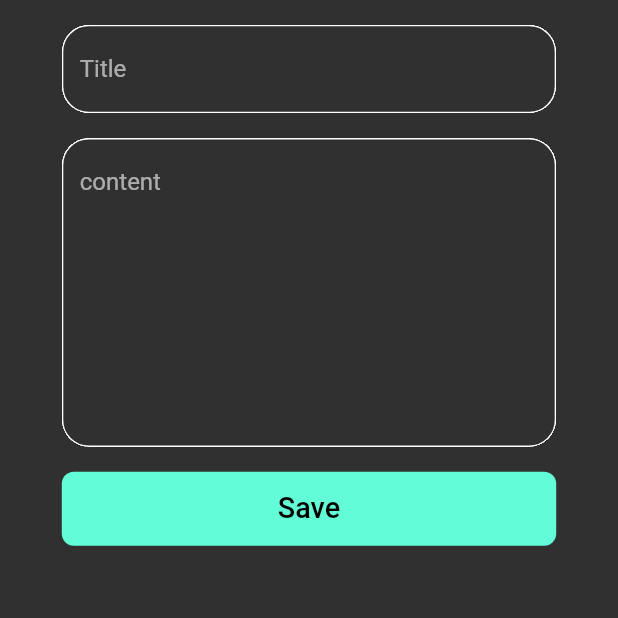
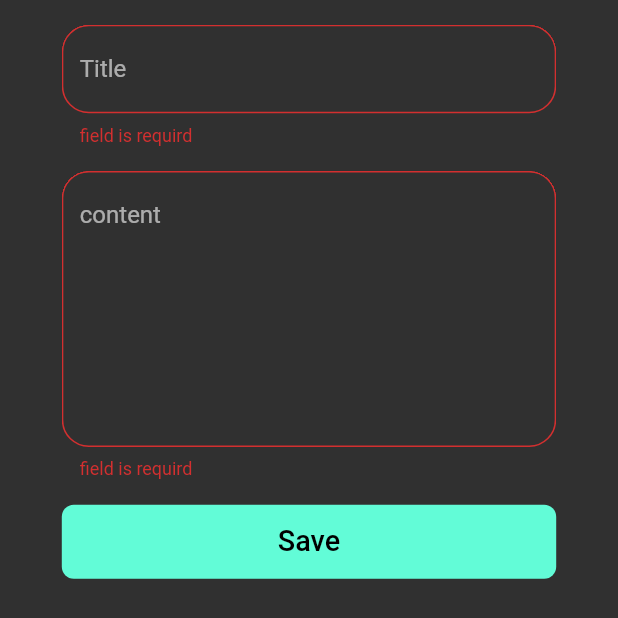
Before and after one commit to Kareemayman-dotcom/notes_app, a Flutter app: the AddNoteBottomSheet widget shown alone on an empty page, opened directly, after a tap on "Save", on a phone screen of 412 x 824 dp. Shown: the top 618 px of the screen. Run offline on Flutter 3.47's test engine with Material 2 defaults, Android fonts, the phone set to English and light mode, and no system bars; our stand-ins replace bloc, device_preview, hive, hive_flutter, icons_plus, sizer; accounts and stored records are empty; Roboto replaces fonts that are missing (assets/fonts/Poppins-Regular.ttf).

```diff
--- /dev/null
+++ b/lib/cubits/add_note_cubit/add_note_cubit.dart
@@ -0,0 +1,8 @@
+import 'package:bloc/bloc.dart';
+import 'package:meta/meta.dart';
+
+part 'add_note_state.dart';
+
+class AddNoteCubit extends Cubit<AddNoteState> {
+  AddNoteCubit() : super(AddNoteInitial());
+}
--- /dev/null
+++ b/lib/cubits/add_note_cubit/add_note_state.dart
@@ -0,0 +1,16 @@
+part of 'add_note_cubit.dart';
+
+@immutable
+abstract class AddNoteState {}
+
+class AddNoteInitial extends AddNoteState {}
+
+class AddNoteLoading extends AddNoteState {}
+
+class AddNotesuccess extends AddNoteState {}
+
+class AddNotefailure extends AddNoteState {
+  final String errMsg;
+
+  AddNotefailure(this.errMsg);
+}
--- a/lib/main.dart
+++ b/lib/main.dart
@@ -1,11 +1,10 @@
-import 'package:flutter/foundation.dart';
 import 'package:flutter/material.dart';
-import 'package:hive_flutter/adapters.dart';
-import 'package:notes_app/views/notes_view.dart';
+import 'package:hive_flutter/hive_flutter.dart';
 import 'package:sizer/sizer.dart';
 import 'package:device_preview/device_preview.dart';
 
 import 'constants.dart';
+import 'views/notes_view.dart';
 
 void main() async {
   await Hive.initFlutter();
--- a/lib/widgets/add_note_bottom_sheet.dart
+++ b/lib/widgets/add_note_bottom_sheet.dart
@@ -1,7 +1,9 @@
 import 'package:flutter/material.dart';
 import 'package:notes_app/constants.dart';
+import 'package:notes_app/models/note_model.dart';
 import 'package:sizer/sizer.dart';
 
+import 'custom_button.dart';
 import 'custom_textfield.dart';
 
 class AddNoteBottomSheet extends StatelessWidget {
@@ -23,11 +25,37 @@ class AddNoteBottomSheet extends StatelessWidget {
             topRight: Radius.circular(30),
           )),
       margin: EdgeInsets.symmetric(horizontal: 5.w),
+      child: AddNoteForm(),
+    );
+  }
+}
+
+class AddNoteForm extends StatefulWidget {
+  const AddNoteForm({
+    super.key,
+  });
+
+  @override
+  State<AddNoteForm> createState() => _AddNoteFormState();
+}
+
+class _AddNoteFormState extends State<AddNoteForm> {
+  final GlobalKey<FormState> formKey = GlobalKey();
+  AutovalidateMode autoValidateMode = AutovalidateMode.disabled;
+  String? title, content;
+  @override
+  Widget build(BuildContext context) {
+    return Form(
+      key: formKey,
+      autovalidateMode: autoValidateMode,
       child: Column(
         children: [
           CustomTextField(
             hintText: "Title",
             maxLines: 1,
+            onSaved: (value) {
+              title = value;
+            },
           ),
           SizedBox(
             height: 2.h,
@@ -35,30 +63,24 @@ class AddNoteBottomSheet extends StatelessWidget {
           CustomTextField(
             hintText: "content",
             maxLines: 250,
+            onSaved: (value) {
+              content = value;
+            },
           ),
           SizedBox(
             height: 2.h,
           ),
-          GestureDetector(
-            onTap: () {},
-            child: Container(
-              width: 100.w,
-              height: 6.h,
-              decoration: BoxDecoration(
-                color: kPrimaryColor,
-                borderRadius: BorderRadius.circular(8),
-              ),
-              child: Center(
-                child: Text(
-                  'Save',
-                  style: TextStyle(
-                    color: Colors.black,
-                    fontSize: 14.sp,
-                    fontWeight: FontWeight.w500,
-                  ),
-                ),
-              ),
-            ),
+          CustomButton(
+            title: title,
+            content: content,
+            onTap: () {
+              if (formKey.currentState!.validate()) {
+                formKey.currentState!.save();
+              } else {
+                autoValidateMode = AutovalidateMode.always;
+                setState(() {});
+              }
+            },
           )
         ],
       ),
--- /dev/null
+++ b/lib/widgets/custom_button.dart
@@ -0,0 +1,43 @@
+import 'package:flutter/material.dart';
+import 'package:sizer/sizer.dart';
+
+import 'package:notes_app/constants.dart';
+
+import '../models/note_model.dart';
+
+class CustomButton extends StatelessWidget {
+  VoidCallback? onTap;
+  final String? title;
+  final String? content;
+  CustomButton({
+    Key? key,
+    this.onTap,
+    required this.title,
+    required this.content,
+  }) : super(key: key);
+
+  @override
+  Widget build(BuildContext context) {
+    return GestureDetector(
+      onTap: onTap,
+      child: Container(
+        width: 100.w,
+        height: 6.h,
+        decoration: BoxDecoration(
+          color: kPrimaryColor,
+          borderRadius: BorderRadius.circular(8),
+        ),
+        child: Center(
+          child: Text(
+            'Save',
+            style: TextStyle(
+              color: Colors.black,
+              fontSize: 14.sp,
+              fontWeight: FontWeight.w500,
+            ),
+          ),
+        ),
+      ),
+    );
+  }
+}
--- a/lib/widgets/custom_textfield.dart
+++ b/lib/widgets/custom_textfield.dart
@@ -1,19 +1,23 @@
+
 import 'package:flutter/material.dart';
 import 'package:sizer/sizer.dart';
 
 import 'package:notes_app/constants.dart';
 
 class CustomTextField extends StatelessWidget {
-  String? hintText;
-  int? maxLines;
-  int? maxLength;
-  BoxConstraints? constraints;
+  final String? hintText;
+  final int? maxLines;
+  final int? maxLength;
+  final BoxConstraints? constraints;
+  final void Function(String?)? onSaved;
+
   CustomTextField({
     Key? key,
     this.hintText,
     this.maxLines,
     this.maxLength,
     this.constraints,
+    this.onSaved,
   }) : super(key: key);
 
   @override
@@ -24,9 +28,17 @@ class CustomTextField extends StatelessWidget {
       decoration: BoxDecoration(borderRadius: BorderRadius.circular(18)),
       child: Scrollbar(
         radius: Radius.circular(20),
-        child: TextField(
+        child: TextFormField(
+          validator: (value) {
+            if (value?.isEmpty ?? true) {
+              return 'field is requird';
+            } else {
+              return null;
+            }
+          },
+          onSaved: onSaved,
           maxLength: maxLength,
-          scribbleEnabled: true,
+          // scribbleEnabled: true,
           maxLines: maxLines,
           cursorColor: kPrimaryColor,
           decoration: InputDecoration(
--- a/pubspec.yaml
+++ b/pubspec.yaml
@@ -15,6 +15,7 @@ dependencies:
   ntp: ^2.0.0
   hive: ^2.2.3
   hive_flutter: ^1.1.0
+  bloc: ^8.1.2
 
 dev_dependencies:
   flutter_test:
```
Also changed, not shown: pubspec.lock.
